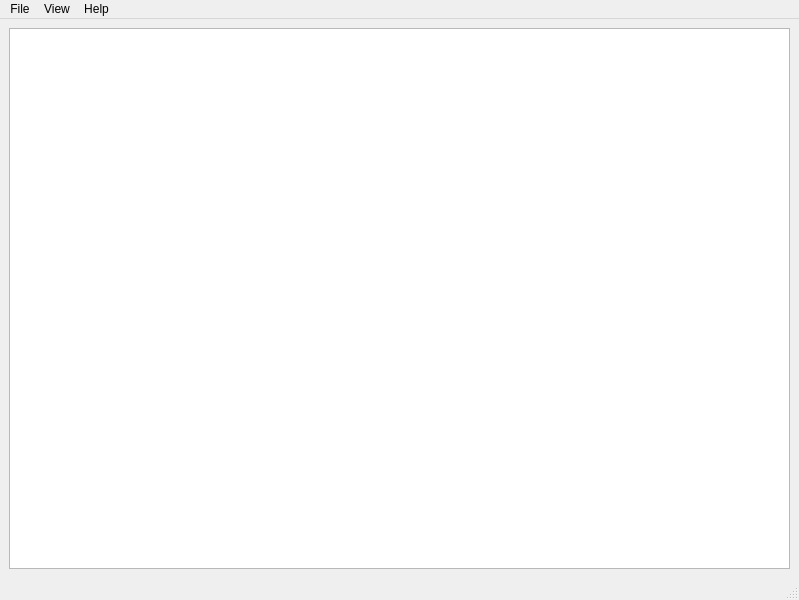
Old version of the form ui/TopologyMapWindow.ui in the repository thiess-cristian/TopologyMap.
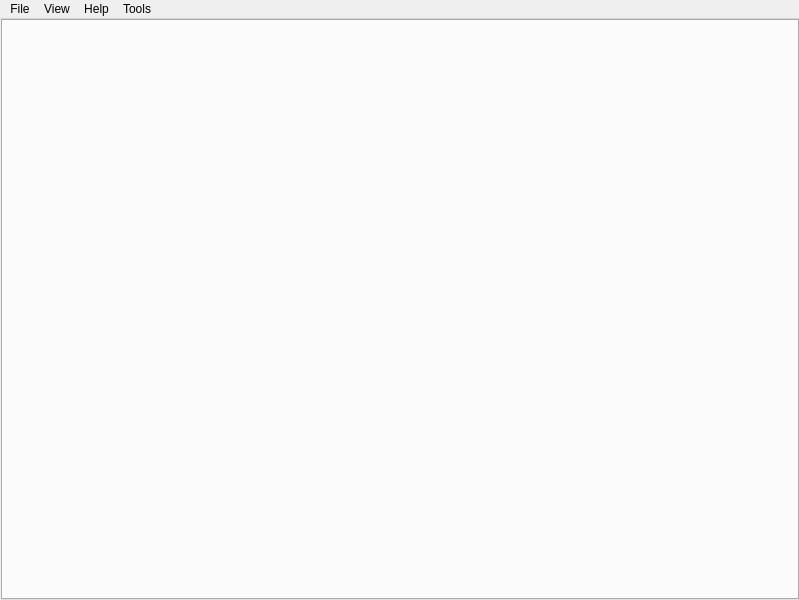
New version of the form.

```diff
--- a/ui/TopologyMapWindow.ui
+++ b/ui/TopologyMapWindow.ui
@@ -15,8 +15,27 @@
   </property>
   <widget class="QWidget" name="centralwidget">
    <layout class="QGridLayout" name="gridLayout">
-    <item row="0" column="1">
-     <widget class="QGraphicsView" name="graphicsView"/>
+    <property name="leftMargin">
+     <number>1</number>
+    </property>
+    <property name="topMargin">
+     <number>0</number>
+    </property>
+    <property name="rightMargin">
+     <number>0</number>
+    </property>
+    <property name="bottomMargin">
+     <number>0</number>
+    </property>
+    <property name="spacing">
+     <number>0</number>
+    </property>
+    <item row="0" column="0">
+     <widget class="QTabWidget" name="tabWidget">
+      <property name="currentIndex">
+       <number>-1</number>
+      </property>
+     </widget>
     </item>
    </layout>
   </widget>
@@ -73,11 +92,17 @@
     <addaction name="actionSearch"/>
     <addaction name="actionInformation"/>
    </widget>
+   <widget class="QMenu" name="menuTools">
+    <property name="title">
+     <string>Tools</string>
+    </property>
+    <addaction name="actionCompare"/>
+   </widget>
    <addaction name="menuFile"/>
    <addaction name="menuview"/>
    <addaction name="menuHelp"/>
+   <addaction name="menuTools"/>
   </widget>
-  <widget class="QStatusBar" name="statusbar"/>
   <action name="actionOpen">
    <property name="text">
     <string>Open</string>
```
Left out of the diff: 5 changed lines with no effect on the pictures.
